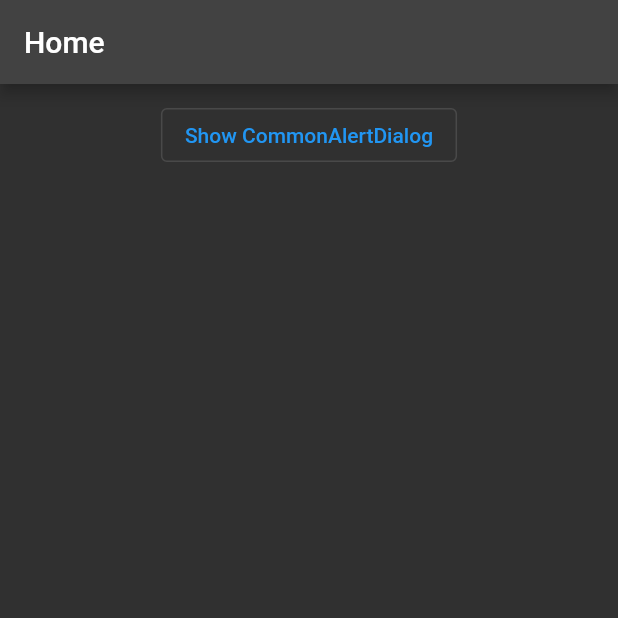
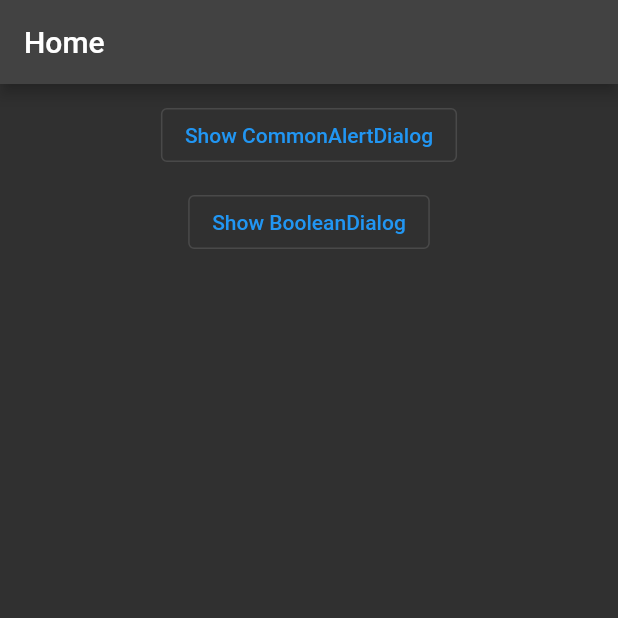
Before and after one commit to vishnuagbly/helpful_components, a Flutter app: the screen it shows after launch, on a phone screen of 412 x 824 dp, the top half of it. Run offline on Flutter 3.47's test engine with Material 2 defaults, Android fonts, the phone set to English and light mode, and no system bars.

Commit message:
Updated version to 0.3.1
Added 'box' parameter in positioned_align.dart
Updated home_page.dart

```diff
--- a/example/lib/home_page.dart
+++ b/example/lib/home_page.dart
@@ -10,10 +10,10 @@ class HomePage extends StatelessWidget {
       appBar: AppBar(title: const Text('Home')),
       body: Padding(
         padding: const EdgeInsets.all(10.0),
-        child: Column(
-          children: [
-            Center(
-              child: OutlinedButton(
+        child: Center(
+          child: Column(
+            children: [
+              OutlinedButton(
                 onPressed: () {
                   showDialog(
                     context: context,
@@ -22,8 +22,22 @@ class HomePage extends StatelessWidget {
                 },
                 child: const Text('Show CommonAlertDialog'),
               ),
-            ),
-          ],
+              const SizedBox(height: 10),
+              OutlinedButton(
+                onPressed: () async {
+                  final option = await showDialog(
+                    context: context,
+                    builder: (_) => const BooleanDialog('Select from options'),
+                  );
+                  showDialog(
+                    context: context,
+                    builder: (_) => CommonAlertDialog('Selected $option'),
+                  );
+                },
+                child: const Text('Show BooleanDialog'),
+              ),
+            ],
+          ),
         ),
       ),
     );
--- a/pubspec.yaml
+++ b/pubspec.yaml
@@ -1,6 +1,6 @@
 name: helpful_components
 description: Provides Helpful UI components
-version: 0.3.0
+version: 0.3.1
 homepage: https://github.com/vishnuagbly/helpful_components
 
 environment:
```
Also changed, not shown: lib/src/positioned_align.dart (+19 -8 lines), 1 other file.
